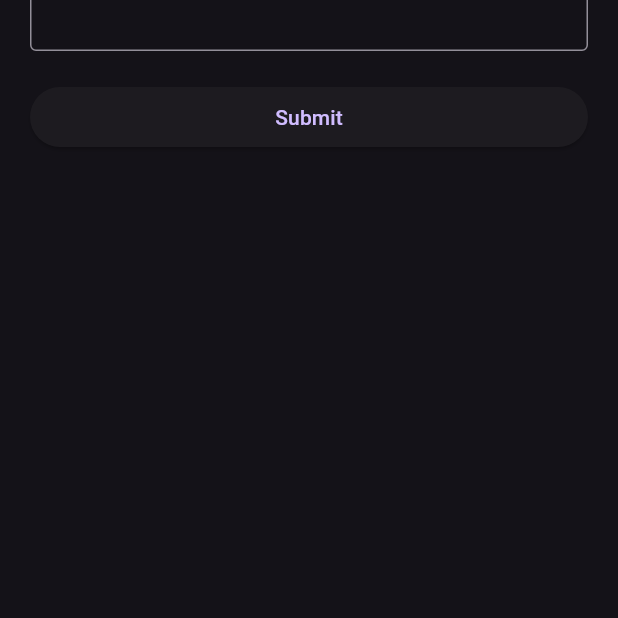
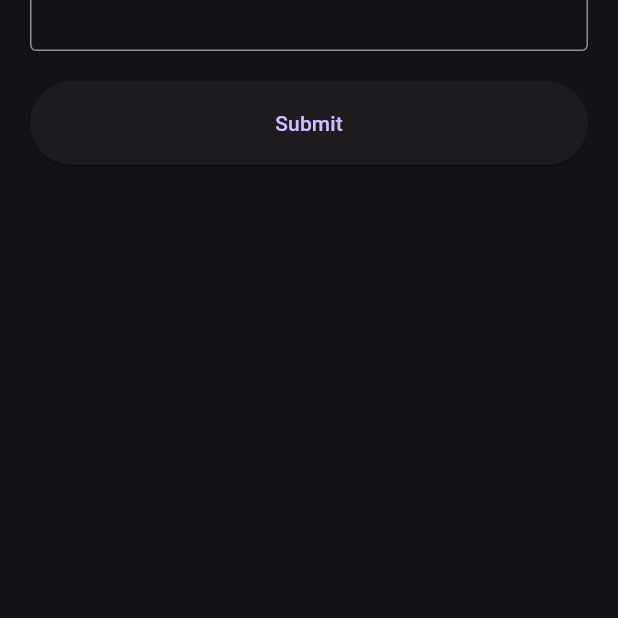
Before and after one commit to mikemuturi/RestApi-s, a Flutter app: the screen it shows after launch, after a tap on "Add Todo", on a phone screen of 412 x 824 dp, the part 513-1131 px from its top. Run offline on Flutter 3.47's test engine with Material 3 defaults, Android fonts, the phone set to English and light mode, and no system bars; network calls fail.

Commit message:
GET,POST,UPDATE and DELETE using rest api call methonds implemented

```diff
--- a/cd/lib/screens/add_page.dart
+++ b/cd/lib/screens/add_page.dart
@@ -7,7 +7,11 @@ import 'package:flutter/material.dart';
 
 
 class AddTodoPage extends StatefulWidget {
-  const AddTodoPage({super.key});
+  final Map? todo;
+  const AddTodoPage({
+    super.key,
+    this.todo
+    });
 
 
   @override
@@ -18,6 +22,22 @@ class AddTodoPage extends StatefulWidget {
 class _AddTodoPageState extends State<AddTodoPage> {
   TextEditingController titleController = TextEditingController();
   TextEditingController descriptionController = TextEditingController();
+  bool isEdit = false;
+
+  @override
+  void initState() {
+    super.initState();
+    final todo = widget.todo;
+    if (todo != null){
+      isEdit = true;
+
+      final title = todo['title'];
+      final description = todo ['description'];
+
+      titleController.text = title;
+      descriptionController.text = description;
+    }
+  }
 
 
 
@@ -25,7 +45,8 @@ class _AddTodoPageState extends State<AddTodoPage> {
   Widget build(BuildContext context) {
     return Scaffold(
       appBar: AppBar(
-        title: const Text("Add Todo"),
+        title:  Text(
+          isEdit? "Edit Todo" : "Add Todo"),
         centerTitle: true,
       ),
       body: ListView(
@@ -48,8 +69,13 @@ class _AddTodoPageState extends State<AddTodoPage> {
               hintText: "Description"),
             ),
             const SizedBox(height: 20),
-            ElevatedButton(onPressed: submitData,
-            child: const Text("Submit"),
+            ElevatedButton(onPressed:
+            isEdit? updateData : submitData,
+            child:  Padding(
+              padding: const EdgeInsets.all(18.0),
+              child: Text(
+                isEdit? "Update" : "Submit"),
+            ),
           )
         ],
       ),
@@ -80,7 +106,9 @@ class _AddTodoPageState extends State<AddTodoPage> {
   // }
 
 
- Future<void> submitData() async {
+  Future<void> updateData() async {}
+
+Future<void> submitData() async {
     final title = titleController.text;
     final description = descriptionController.text;
 
@@ -100,12 +128,18 @@ class _AddTodoPageState extends State<AddTodoPage> {
     );
 
     if (response.statusCode == 201) {
+      titleController.text ='';
+      descriptionController.text = '';
       showSuccessMessage("Submitted Successfully");
-      print(response.body);
+      Navigator.pop(context);
+      // print(response.body);
     } else {
       showErrorMessage("Unable to submit your request");
     }
   }
+
+
+
 
   void showSuccessMessage(String message) {
     final snackBar = SnackBar(content: Text(message));
@@ -114,7 +148,7 @@ class _AddTodoPageState extends State<AddTodoPage> {
 
   void showErrorMessage(String message) {
     final snackBar = SnackBar(content: Text(message,
-    style: TextStyle(color: Colors.white),
+    style: const TextStyle(color: Colors.white),
     ),
     backgroundColor: Colors.red,
     );
--- a/cd/lib/screens/todo_list.dart
+++ b/cd/lib/screens/todo_list.dart
@@ -1,5 +1,9 @@
+import 'dart:convert';
+
 import 'package:cd/screens/add_page.dart';
 import 'package:flutter/material.dart';
+
+import 'package:http/http.dart' as http;
 
 
 class TodoListPage extends StatefulWidget {
@@ -10,6 +14,15 @@ class TodoListPage extends StatefulWidget {
 }
 
 class _TodoListPageState extends State<TodoListPage> {
+  bool isLoading = true;
+  List items = [];
+
+  @override
+  void initState() {
+    // TODO: implement initState
+    super.initState();
+    fetchTodo();
+  }
   @override
   Widget build(BuildContext context) {
     return Scaffold(
@@ -19,17 +32,127 @@ class _TodoListPageState extends State<TodoListPage> {
         // backgroundColor: Colors.deepPurpleAccent,
         elevation: 2,
       ),
+      body: RefreshIndicator(
+        onRefresh: fetchTodo,
+        child: ListView.builder(
+          itemCount: items.length,
+          itemBuilder: (context,index)
+        {
+          final item = items[index] as Map;
+          final id = item ['_id'] as String;
+          return  ListTile(
+          leading: CircleAvatar(child: Text('${index + 1}'),),
+          title: Text(item['title']),
+          subtitle: Text(item['description']),
+          trailing: PopupMenuButton(
+            onSelected: (value) {
+              if (value == 'edit')
+              {
+                  navigateToEditPage(item);
+              } else if( value == 'delete')
+              {
+                  deleteById(id);
+              }
+            },
+            itemBuilder: (context)
+            {
+            return [
+              const PopupMenuItem(
+                child: Text("Edit"),
+              value: 'edit',
+              ),
+              const PopupMenuItem(
+                child: Text('Delete'),
+              value: 'delete',
+              )
+            ];
+            }
+          ),
+
+          );
+        }
+        ),
+      ),
       floatingActionButton: FloatingActionButton.extended(
-        onPressed: NavigateToAddPage,
-         label: const Text("Add Todo")),
+        onPressed: navigateToAddPage,
+        label: const Text("Add Todo")),
     );
+    }
+    // edit page
+
+     void navigateToEditPage(Map item) async{
+    final route = MaterialPageRoute(
+      builder: (context) =>  AddTodoPage(todo:item),
+      );
+      await Navigator.push(context, route);
+  }
+  // ignore: non_constant_identifier_names
+ Future <void> navigateToAddPage() async{
+    final route = MaterialPageRoute(
+      builder: (context) => const AddTodoPage(),
+      );
+     await Navigator.push(context, route);
+     setState(() {
+       isLoading = true;
+     });
+     fetchTodo();
   }
 
-  // ignore: non_constant_identifier_names
-  void NavigateToAddPage(){
-     final route = MaterialPageRoute(
-      builder: (context) => AddTodoPage(),
-      );
-      Navigator.push(context, route);
+  Future<void> deleteById (String id) async
+  {
+    final url = "https://api.nstack.in/v1/todos/$id";
+    final uri = Uri.parse(url);
+    final response = await http.delete(uri);
+    if (response.statusCode == 200) {
+      final filtered = items.where((element) => element['_id'] != id).toList();
+
+      setState(() {
+        items = filtered;
+      });
+    } else {
+        showErrorMessage("Unable to delete");
+    }
+
+  }
+
+Future<void> fetchTodo() async {
+
+    setState(() {
+    isLoading = true;
+  });
+
+  const url = 'https://api.nstack.in/v1/todos?page=1&limit=20';
+  final uri = Uri.parse(url);
+  final response = await http.get(uri);
+
+  if (response.statusCode == 200) {
+    final jsonResponse = jsonDecode(response.body) as Map;
+    final List<dynamic> result = jsonResponse['items'];
+    setState(() {
+      items = result;
+    });
+
+
+  } else {
+
+    print('Request failed with status: ${response.statusCode}');
+  }
+  setState(() {
+    isLoading = true;
+  });
+}
+
+//  void showSuccessMessage(String message) {
+//     final snackBar = SnackBar(content: Text(message));
+//     ScaffoldMessenger.of(context).showSnackBar(snackBar);
+//   }
+
+  void showErrorMessage(String message) {
+    final snackBar = SnackBar(content: Text(message,
+    style: const TextStyle(color: Colors.white),
+    ),
+    backgroundColor: Colors.red,
+    );
+    ScaffoldMessenger.of(context).showSnackBar(snackBar);
   }
 }
```
